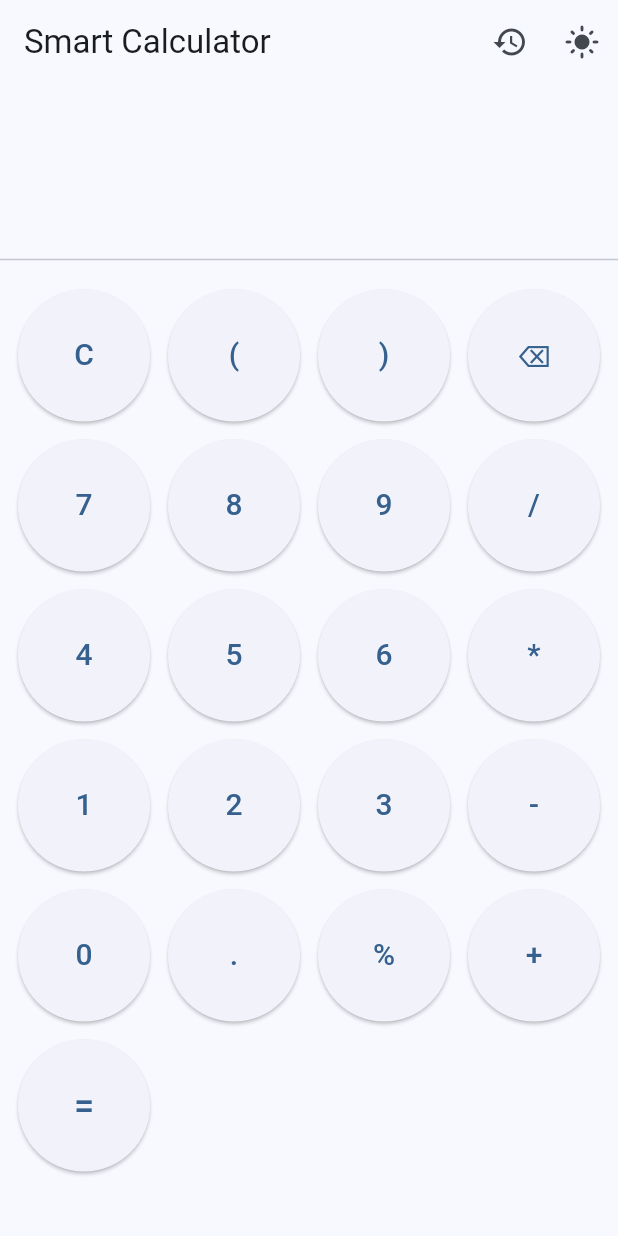
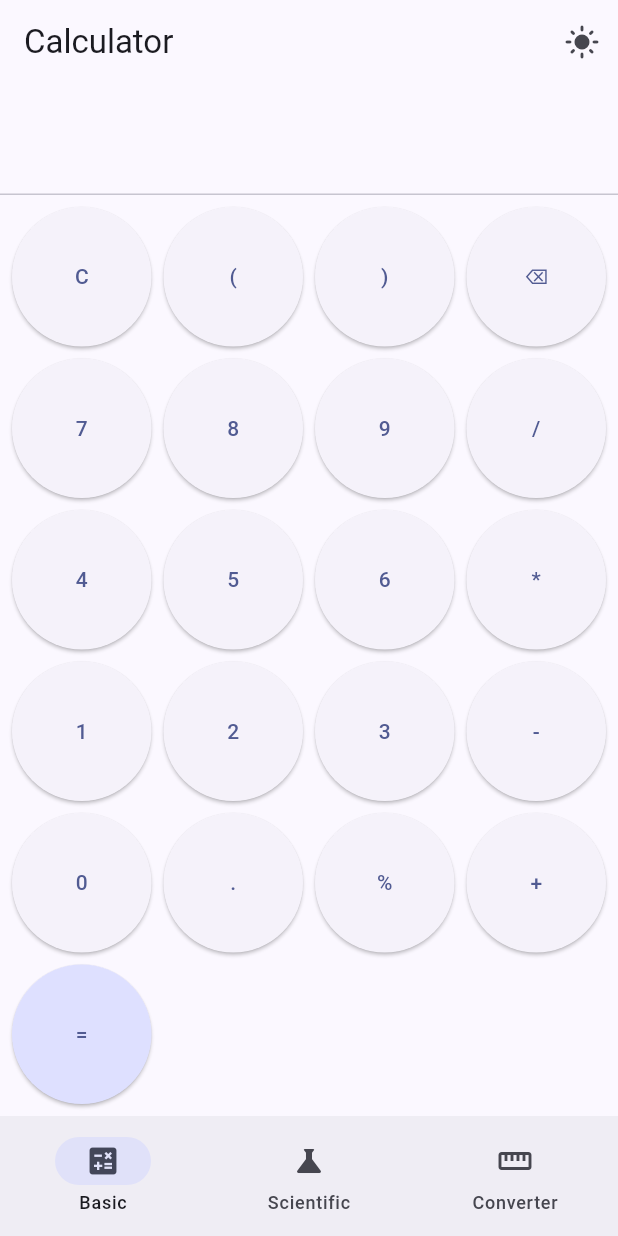
Before and after one commit to Emma005991/smart-calculator, a Flutter app: the screen it shows after launch, on a phone screen of 412 x 824 dp. Run offline on Flutter 3.47's test engine with Material 3 defaults, Android fonts, the phone set to English and light mode, and no system bars.

Commit message:
Refactor main.dart for improved structure and readability
Refactor main.dart to improve structure and readability. Updated theme color and navigation structure, and optimized some methods in CalculatorHome.

```diff
--- a/lib/main.dart
+++ b/lib/main.dart
@@ -1,5 +1,5 @@
 import 'package:flutter/material.dart';
-import 'dart:math';
+import 'dart:math' as math;
 
 void main() {
   runApp(const SmartCalculatorApp());
@@ -20,9 +20,9 @@ class _SmartCalculatorAppState extends State<SmartCalculatorApp> {
     return MaterialApp(
       debugShowCheckedModeBanner: false,
       themeMode: dark ? ThemeMode.dark : ThemeMode.light,
-      theme: ThemeData(useMaterial3: true, colorSchemeSeed: Colors.blue),
+      theme: ThemeData(useMaterial3: true, colorSchemeSeed: Colors.indigo),
       darkTheme: ThemeData.dark(useMaterial3: true),
-      home: CalculatorHome(
+      home: MainNavigation(
         isDark: dark,
         onToggle: () => setState(() => dark = !dark),
       ),
@@ -30,14 +30,70 @@ class _SmartCalculatorAppState extends State<SmartCalculatorApp> {
   }
 }
 
+class MainNavigation extends StatefulWidget {
+  final bool isDark;
+  final VoidCallback onToggle;
+
+  const MainNavigation({
+    super.key,
+    required this.isDark,
+    required this.onToggle,
+  });
+
+  @override
+  State<MainNavigation> createState() => _MainNavigationState();
+}
+
+class _MainNavigationState extends State<MainNavigation> {
+  int _selectedIndex = 0;
+
+  @override
+  Widget build(BuildContext context) {
+    final List<Widget> pages = [
+      CalculatorHome(
+        isDark: widget.isDark,
+        onToggle: widget.onToggle,
+        isScientific: false,
+      ),
+      CalculatorHome(
+        isDark: widget.isDark,
+        onToggle: widget.onToggle,
+        isScientific: true,
+      ),
+      const UnitConverter(),
+    ];
+
+    return Scaffold(
+      body: pages[_selectedIndex],
+      bottomNavigationBar: NavigationBar(
+        selectedIndex: _selectedIndex,
+        onDestinationSelected: (int index) =>
+            setState(() => _selectedIndex = index),
+        destinations: const [
+          NavigationDestination(icon: Icon(Icons.calculate), label: 'Basic'),
+          NavigationDestination(icon: Icon(Icons.science), label: 'Scientific'),
+          NavigationDestination(
+            icon: Icon(Icons.straighten),
+            label: 'Converter',
+          ),
+        ],
+      ),
+    );
+  }
+}
+
+/* ---------- Calculator Home (Handles Basic & Scientific) ---------- */
+
 class CalculatorHome extends StatefulWidget {
   final bool isDark;
+  final bool isScientific;
   final VoidCallback onToggle;
 
   const CalculatorHome({
     super.key,
     required this.isDark,
     required this.onToggle,
+    required this.isScientific,
   });
 
   @override
@@ -47,31 +103,21 @@ class CalculatorHome extends StatefulWidget {
 class _CalculatorHomeState extends State<CalculatorHome> {
   String expr = "";
   String result = "";
-  final List<String> history = [];
 
-  void _press(String v) {
-    setState(() => expr += v);
-  }
-
-  void _clear() {
-    setState(() {
+  void _press(String v) => setState(() => expr += v);
+  void _clear() => setState(() {
     expr = "";
     result = "";
   });
-  }
-
-  void _back() {
-    if (expr.isNotEmpty) {
-      setState(() => expr = expr.substring(0, expr.length - 1));
-    }
-  }
+  void _back() => setState(() {
+    if (expr.isNotEmpty) expr = expr.substring(0, expr.length - 1);
+  });
 
   void _equals() {
     try {
       final r = evaluate(expr);
       setState(() {
         result = r;
-        history.insert(0, "$expr = $r");
         expr = r;
       });
     } catch (_) {
@@ -79,44 +125,9 @@ class _CalculatorHomeState extends State<CalculatorHome> {
     }
   }
 
-  void _showHistory() {
-    showModalBottomSheet(
-      context: context,
-      showDragHandle: true,
-      builder: (_) => SafeArea(
-        child: Column(
-          children: [
-            const Padding(
-              padding: EdgeInsets.all(12),
-              child: Text(
-                "History",
-                style: TextStyle(fontSize: 18, fontWeight: FontWeight.bold),
-              ),
-            ),
-            Expanded(
-              child: history.isEmpty
-                  ? const Center(child: Text("No history yet"))
-                  : ListView.builder(
-                      itemCount: history.length,
-                      itemBuilder: (_, i) => ListTile(title: Text(history[i])),
-                    ),
-            ),
-            TextButton(
-              onPressed: () {
-                setState(() => history.clear());
-                Navigator.pop(context);
-              },
-              child: const Text("Clear History"),
-            ),
-          ],
-        ),
-      ),
-    );
-  }
-
   @override
   Widget build(BuildContext context) {
-    final buttons = [
+    final basicButtons = [
       "C",
       "(",
       ")",
@@ -138,12 +149,15 @@ class _CalculatorHomeState extends State<CalculatorHome> {
       "%",
       "+",
     ];
+    final sciButtons = ["^", "√", "π", "sin", "cos", "tan"];
+    final buttons = widget.isScientific
+        ? [...sciButtons, ...basicButtons]
+        : basicButtons;
 
     return Scaffold(
       appBar: AppBar(
-        title: const Text("Smart Calculator"),
+        title: Text(widget.isScientific ? "Scientific" : "Calculator"),
         actions: [
-          IconButton(icon: const Icon(Icons.history), onPressed: _showHistory),
           IconButton(
             icon: Icon(widget.isDark ? Icons.dark_mode : Icons.light_mode),
             onPressed: widget.onToggle,
@@ -152,47 +166,57 @@ class _CalculatorHomeState extends State<CalculatorHome> {
       ),
       body: Column(
         children: [
-          Container(
-            padding: const EdgeInsets.all(16),
+          Expanded(
+            child: Container(
+              padding: const EdgeInsets.all(24),
               alignment: Alignment.bottomRight,
               child: Column(
+                mainAxisAlignment: MainAxisAlignment.end,
                 crossAxisAlignment: CrossAxisAlignment.end,
                 children: [
-                Text(expr, style: const TextStyle(fontSize: 28)),
-                const SizedBox(height: 8),
+                  SingleChildScrollView(
+                    scrollDirection: Axis.horizontal,
+                    child: Text(expr, style: const TextStyle(fontSize: 36)),
+                  ),
                   Text(
                     result,
-                  style: const TextStyle(fontSize: 20, color: Colors.grey),
+                    style: const TextStyle(fontSize: 24, color: Colors.grey),
                   ),
                 ],
               ),
             ),
-          const Divider(),
-          Expanded(
-            child: GridView.count(
-              crossAxisCount: 4,
-              padding: const EdgeInsets.all(12),
-              mainAxisSpacing: 12,
-              crossAxisSpacing: 12,
-              children: [
-                for (final b in buttons)
-                  ElevatedButton(
+          ),
+          const Divider(height: 1),
+          GridView.builder(
+            shrinkWrap: true,
+            padding: const EdgeInsets.all(8),
+            gridDelegate: SliverGridDelegateWithFixedCrossAxisCount(
+              crossAxisCount: widget.isScientific ? 5 : 4,
+              mainAxisSpacing: 8,
+              crossAxisSpacing: 8,
+            ),
+            itemCount: buttons.length + 1,
+            itemBuilder: (context, i) {
+              if (i < buttons.length) {
+                return ElevatedButton(
                   onPressed: () {
-                      if (b == "C") return _clear();
-                      if (b == "⌫") return _back();
-                      _press(b);
+                    if (buttons[i] == "C") return _clear();
+                    if (buttons[i] == "⌫") return _back();
+                    _press(buttons[i]);
                   },
-                    child: Text(b, style: const TextStyle(fontSize: 20)),
+                  child: Text(buttons[i]),
+                );
+              }
+              return ElevatedButton(
+                style: ElevatedButton.styleFrom(
+                  backgroundColor: Theme.of(
+                    context,
+                  ).colorScheme.primaryContainer,
                 ),
-                ElevatedButton(
                 onPressed: _equals,
-                  style: ElevatedButton.styleFrom(
-                    minimumSize: const Size(double.infinity, 60),
-                  ),
-                  child: const Text("=", style: TextStyle(fontSize: 24)),
-                ),
-              ],
-            ),
+                child: const Text("="),
+              );
+            },
           ),
         ],
       ),
@@ -200,23 +224,117 @@ class _CalculatorHomeState extends State<CalculatorHome> {
   }
 }
 
-/* ---------- Expression Engine ---------- */
+/* ---------- Unit Converter ---------- */
+
+class UnitConverter extends StatefulWidget {
+  const UnitConverter({super.key});
+
+  @override
+  State<UnitConverter> createState() => _UnitConverterState();
+}
+
+class _UnitConverterState extends State<UnitConverter> {
+  double inputVal = 1.0;
+  String fromUnit = "Meters";
+  String toUnit = "Feet";
+
+  final Map<String, double> lengthUnits = {
+    "Meters": 1.0,
+    "Feet": 3.28084,
+    "Inches": 39.3701,
+    "KM": 0.001,
+    "Miles": 0.000621371,
+  };
+
+  double get convertedValue {
+    double inMeters = inputVal / lengthUnits[fromUnit]!;
+    return inMeters * lengthUnits[toUnit]!;
+  }
+
+  @override
+  Widget build(BuildContext context) {
+    return Scaffold(
+      appBar: AppBar(title: const Text("Unit Converter (Length)")),
+      body: Padding(
+        padding: const EdgeInsets.all(20),
+        child: Column(
+          children: [
+            TextField(
+              keyboardType: TextInputType.number,
+              decoration: const InputDecoration(
+                labelText: "Enter Value",
+                border: OutlineInputBorder(),
+              ),
+              onChanged: (v) =>
+                  setState(() => inputVal = double.tryParse(v) ?? 0),
+            ),
+            const SizedBox(height: 20),
+            Row(
+              mainAxisAlignment: MainAxisAlignment.spaceEvenly,
+              children: [
+                DropdownButton<String>(
+                  value: fromUnit,
+                  items: lengthUnits.keys
+                      .map((u) => DropdownMenuItem(value: u, child: Text(u)))
+                      .toList(),
+                  onChanged: (v) => setState(() => fromUnit = v!),
+                ),
+                const Icon(Icons.arrow_forward),
+                DropdownButton<String>(
+                  value: toUnit,
+                  items: lengthUnits.keys
+                      .map((u) => DropdownMenuItem(value: u, child: Text(u)))
+                      .toList(),
+                  onChanged: (v) => setState(() => toUnit = v!),
+                ),
+              ],
+            ),
+            const SizedBox(height: 40),
+            Text(
+              "${convertedValue.toStringAsFixed(4)} $toUnit",
+              style: const TextStyle(fontSize: 32, fontWeight: FontWeight.bold),
+            ),
+          ],
+        ),
+      ),
+    );
+  }
+}
+
+/* ---------- Updated Math Engine ---------- */
 
 String evaluate(String input) {
-  if (input.trim().isEmpty) return "0";
+  if (input.isEmpty) return "0";
+  String s = input.replaceAll('π', math.pi.toString());
 
-  // convert % : 50% -> (50/100)
-  final percent = RegExp(r'(\d+(\.\d+)?)%');
-  String s = input.replaceAllMapped(percent, (m) => "(${m[1]}/100)");
-
+  // Basic tokenizing for Scientific
+  // Note: For production, a proper library like 'expressions' or 'math_expressions' is recommended.
+  // This is a simplified manual parser.
+  try {
+    if (s.contains('√')) {
+      final num = double.parse(s.replaceAll('√', ''));
+      return math.sqrt(num).toStringAsFixed(4);
+    }
+    // Simple eval for standard math
     final tokens = tokenize(s);
     final postfix = toPostfix(tokens);
     final value = evalPostfix(postfix);
-  if (value.isNaN || value.isInfinite) throw Exception();
-  return value
-      .toStringAsFixed(value.truncateToDouble() == value ? 0 : 4)
-      .replaceAll(RegExp(r'0+$'), '')
-      .replaceAll(RegExp(r'\.$'), '');
+
+    return (value % 1 == 0)
+        ? value.toInt().toString()
+        : value.toStringAsFixed(4);
+  } catch (e) {
+    return "Error";
+  }
+}
+
+// Reuse the tokenize, toPostfix, and evalPostfix from previous response...
+// (Ensure prec() includes '^' with priority 3)
+int prec(String o) {
+  if (o == "^") return 3;
+  if (o == "*" || o == "/") return 2;
+  if (o == "+" || o == "-") return 1;
+  return 0;
 }
 
 List<String> tokenize(String s) {
@@ -231,18 +349,12 @@ List<String> tokenize(String s) {
         t.add(n);
         n = "";
       }
-      if ("+-*/()".contains(c)) t.add(c);
+      if ("+-*/()^".contains(c)) t.add(c);
     }
   }
   if (n.isNotEmpty) t.add(n);
   return t;
 }
-
-int prec(String o) => (o == "+" || o == "-")
-    ? 1
-    : (o == "*" || o == "/")
-    ? 2
-    : 0;
 
 List<String> toPostfix(List<String> t) {
   final out = <String>[];
@@ -250,18 +362,15 @@ List<String> toPostfix(List<String> t) {
   for (final x in t) {
     if (double.tryParse(x) != null) {
       out.add(x);
-    } else if ("+-*/".contains(x)) {
-      while (st.isNotEmpty && prec(st.last) >= prec(x)) {
-        out.add(st.removeLast());
-      }
-      st.add(x);
     } else if (x == "(") {
       st.add(x);
     } else if (x == ")") {
-      while (st.isNotEmpty && st.last != "(") {
+      while (st.isNotEmpty && st.last != "(") out.add(st.removeLast());
+      st.removeLast();
+    } else {
+      while (st.isNotEmpty && prec(st.last) >= prec(x))
         out.add(st.removeLast());
-      }
-      st.removeLast();
+      st.add(x);
     }
   }
   while (st.isNotEmpty) out.add(st.removeLast());
@@ -271,8 +380,9 @@ List<String> toPostfix(List<String> t) {
 double evalPostfix(List<String> p) {
   final st = <double>[];
   for (final x in p) {
-    if (double.tryParse(x) != null) {
-      st.add(double.parse(x));
+    final val = double.tryParse(x);
+    if (val != null) {
+      st.add(val);
     } else {
       final b = st.removeLast();
       final a = st.removeLast();
@@ -289,6 +399,9 @@ double evalPostfix(List<String> p) {
         case "/":
           st.add(a / b);
           break;
+        case "^":
+          st.add(math.pow(a, b).toDouble());
+          break;
       }
     }
   }
```
Lines whose indentation alone changed are shown as unchanged.
